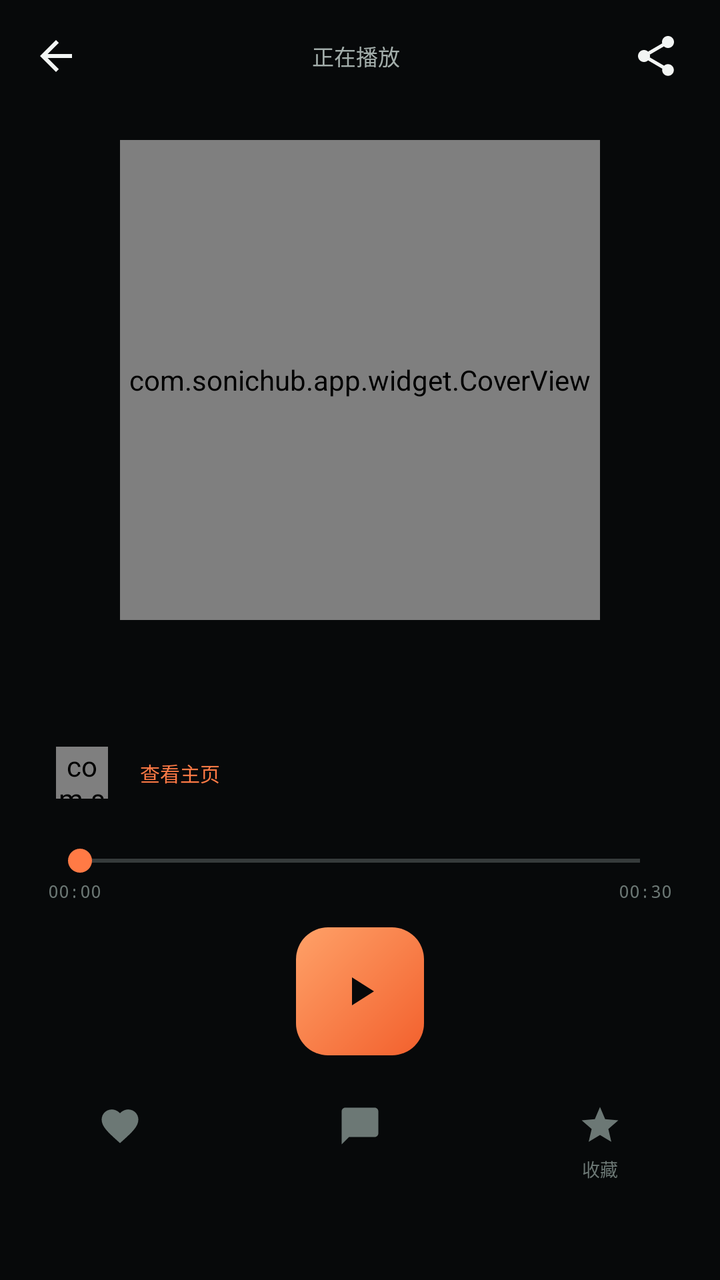
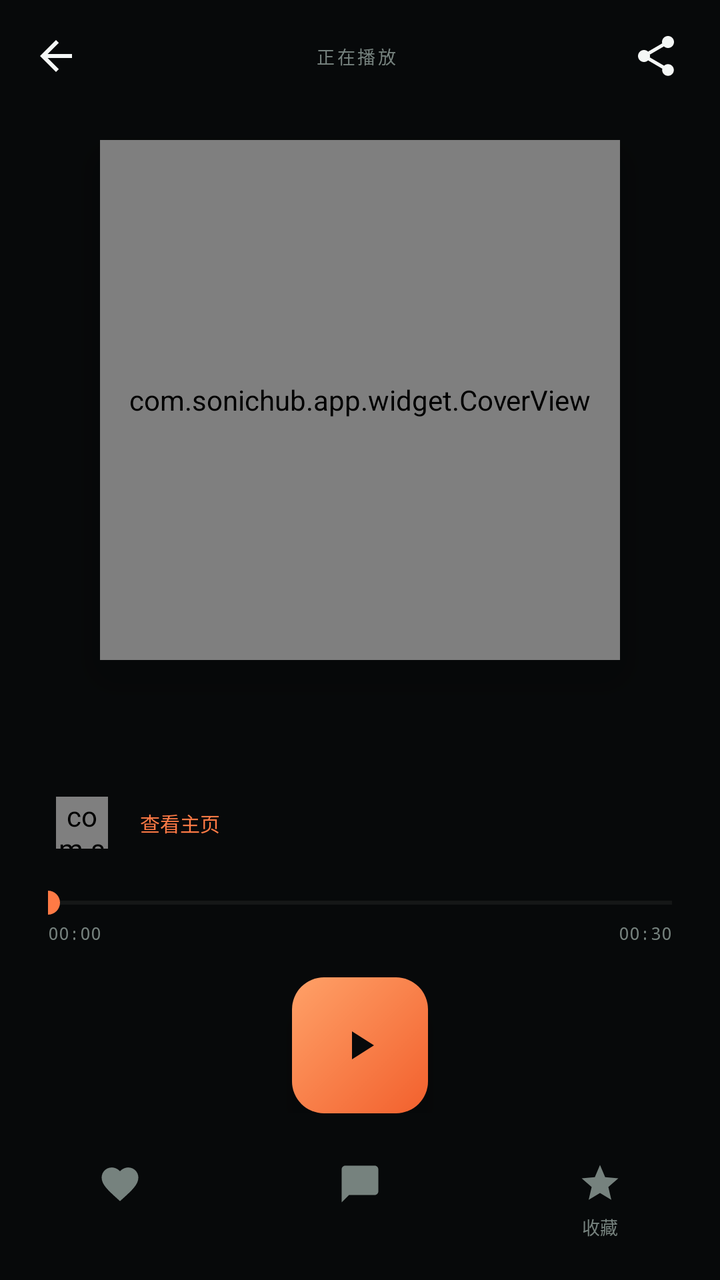

Screens rendered from an Android XML layout before and after an edit, with the pre-edit source and the edit as a unified diff.
<!-- AndroidManifest.xml: application theme Theme.SonicHub -->
<!-- res/layout/activity_player.xml -->
<?xml version="1.0" encoding="utf-8"?>
<LinearLayout xmlns:android="http://schemas.android.com/apk/res/android"
    xmlns:app="http://schemas.android.com/apk/res-auto"
    android:layout_width="match_parent"
    android:layout_height="match_parent"
    android:background="@color/bg"
    android:orientation="vertical">

    <LinearLayout
        android:layout_width="match_parent"
        android:layout_height="56dp"
        android:gravity="center_vertical"
        android:orientation="horizontal"
        android:paddingStart="8dp"
        android:paddingEnd="12dp">

        <ImageButton
            android:id="@+id/backButton"
            android:layout_width="40dp"
            android:layout_height="40dp"
            android:background="?attr/selectableItemBackgroundBorderless"
            android:contentDescription="返回"
            android:src="@drawable/ic_back"
            app:tint="@color/text" />

        <TextView
            android:layout_width="0dp"
            android:layout_height="wrap_content"
            android:layout_weight="1"
            android:gravity="center"
            android:text="正在播放"
            android:textColor="@color/text_2"
            android:textSize="11sp" />

        <ImageButton
            android:id="@+id/shareButton"
            android:layout_width="40dp"
            android:layout_height="40dp"
            android:background="?attr/selectableItemBackgroundBorderless"
            android:contentDescription="分享"
            android:src="@drawable/ic_share"
            app:tint="@color/text" />
    </LinearLayout>

    <com.sonichub.app.widget.CoverView
        android:id="@+id/cover"
        android:layout_width="240dp"
        android:layout_height="240dp"
        android:layout_gravity="center_horizontal"
        android:layout_marginTop="14dp" />

    <TextView
        android:id="@+id/title"
        android:layout_width="match_parent"
        android:layout_height="wrap_content"
        android:layout_marginStart="24dp"
        android:layout_marginTop="22dp"
        android:layout_marginEnd="24dp"
        android:textColor="@color/text"
        android:textSize="22sp"
        android:textStyle="bold" />

    <LinearLayout
        android:id="@+id/artistRow"
        android:layout_width="wrap_content"
        android:layout_height="wrap_content"
        android:layout_marginStart="24dp"
        android:layout_marginTop="8dp"
        android:gravity="center_vertical"
        android:orientation="horizontal"
        android:padding="4dp">

        <com.sonichub.app.widget.CoverView
            android:id="@+id/artistAvatar"
            android:layout_width="26dp"
            android:layout_height="26dp" />

        <TextView
            android:id="@+id/artistName"
            android:layout_width="wrap_content"
            android:layout_height="wrap_content"
            android:layout_marginStart="8dp"
            android:textColor="@color/text_2"
            android:textSize="12sp" />

        <TextView
            android:layout_width="wrap_content"
            android:layout_height="wrap_content"
            android:layout_marginStart="8dp"
            android:text="查看主页"
            android:textColor="@color/accent"
            android:textSize="10sp" />
    </LinearLayout>

    <SeekBar
        android:id="@+id/seekBar"
        android:layout_width="match_parent"
        android:layout_height="wrap_content"
        android:layout_marginStart="24dp"
        android:layout_marginTop="18dp"
        android:layout_marginEnd="24dp"
        android:progressTint="@color/accent"
        android:thumbTint="@color/accent" />

    <LinearLayout
        android:layout_width="match_parent"
        android:layout_height="wrap_content"
        android:layout_marginStart="24dp"
        android:layout_marginEnd="24dp"
        android:orientation="horizontal">

        <TextView
            android:id="@+id/currentTime"
            android:layout_width="0dp"
            android:layout_height="wrap_content"
            android:layout_weight="1"
            android:fontFamily="monospace"
            android:text="00:00"
            android:textColor="@color/text_3"
            android:textSize="9sp" />

        <TextView
            android:id="@+id/totalTime"
            android:layout_width="wrap_content"
            android:layout_height="wrap_content"
            android:fontFamily="monospace"
            android:text="00:30"
            android:textColor="@color/text_3"
            android:textSize="9sp" />
    </LinearLayout>

    <LinearLayout
        android:layout_width="match_parent"
        android:layout_height="wrap_content"
        android:layout_marginTop="12dp"
        android:gravity="center"
        android:orientation="horizontal">

        <ImageButton
            android:id="@+id/playButton"
            android:layout_width="64dp"
            android:layout_height="64dp"
            android:background="@drawable/bg_logo"
            android:contentDescription="播放"
            android:src="@drawable/ic_play"
            app:tint="@color/bg" />
    </LinearLayout>

    <LinearLayout
        android:layout_width="match_parent"
        android:layout_height="wrap_content"
        android:layout_marginTop="18dp"
        android:gravity="center"
        android:orientation="horizontal">

        <LinearLayout
            android:id="@+id/likeButton"
            android:layout_width="0dp"
            android:layout_height="wrap_content"
            android:layout_weight="1"
            android:gravity="center"
            android:orientation="vertical"
            android:padding="6dp">

            <ImageView
                android:id="@+id/likeIcon"
                android:layout_width="22dp"
                android:layout_height="22dp"
                android:src="@drawable/ic_heart"
                app:tint="@color/text_3" />

            <TextView
                android:id="@+id/likeCount"
                android:layout_width="wrap_content"
                android:layout_height="wrap_content"
                android:layout_marginTop="4dp"
                android:textColor="@color/text_3"
                android:textSize="9sp" />
        </LinearLayout>

        <LinearLayout
            android:id="@+id/commentButton"
            android:layout_width="0dp"
            android:layout_height="wrap_content"
            android:layout_weight="1"
            android:gravity="center"
            android:orientation="vertical"
            android:padding="6dp">

            <ImageView
                android:layout_width="22dp"
                android:layout_height="22dp"
                android:src="@drawable/ic_comment"
                app:tint="@color/text_3" />

            <TextView
                android:id="@+id/commentCount"
                android:layout_width="wrap_content"
                android:layout_height="wrap_content"
                android:layout_marginTop="4dp"
                android:textColor="@color/text_3"
                android:textSize="9sp" />
        </LinearLayout>

        <LinearLayout
            android:id="@+id/collectButton"
            android:layout_width="0dp"
            android:layout_height="wrap_content"
            android:layout_weight="1"
            android:gravity="center"
            android:orientation="vertical"
            android:padding="6dp">

            <ImageView
                android:id="@+id/collectIcon"
                android:layout_width="22dp"
                android:layout_height="22dp"
                android:src="@drawable/ic_star"
                app:tint="@color/text_3" />

            <TextView
                android:layout_width="wrap_content"
                android:layout_height="wrap_content"
                android:layout_marginTop="4dp"
                android:text="收藏"
                android:textColor="@color/text_3"
                android:textSize="9sp" />
        </LinearLayout>
    </LinearLayout>
</LinearLayout>
<!-- resources referenced by this layout -->
<resources>
  <color name="accent">#FFFF7A45</color>
  <color name="bg">#FF07090A</color>
  <color name="text">#FFF2F5F4</color>
  <color name="text_2">#FFA3AEAB</color>
  <color name="text_3">#FF6C7875</color>
  <!-- drawable bg_logo (drawable) -->
  <?xml version="1.0" encoding="utf-8"?>
  <shape xmlns:android="http://schemas.android.com/apk/res/android">
      <gradient
          android:angle="315"
          android:startColor="#FFFFA168"
          android:endColor="#FFF2602D" />
      <corners android:radius="16dp" />
  </shape>
  <!-- drawable ic_back (drawable) -->
  <?xml version="1.0" encoding="utf-8"?>
  <vector xmlns:android="http://schemas.android.com/apk/res/android"
      android:width="24dp" android:height="24dp"
      android:viewportWidth="24" android:viewportHeight="24">
      <path android:fillColor="#FFFFFFFF"
          android:pathData="M20,11H7.83l5.59,-5.59L12,4l-8,8 8,8 1.41,-1.41L7.83,13H20v-2z" />
  </vector>
  <!-- drawable ic_comment (drawable) -->
  <?xml version="1.0" encoding="utf-8"?>
  <vector xmlns:android="http://schemas.android.com/apk/res/android"
      android:width="24dp" android:height="24dp"
      android:viewportWidth="24" android:viewportHeight="24">
      <path android:fillColor="#FFFFFFFF"
          android:pathData="M20,2H4c-1.1,0 -2,0.9 -2,2v18l4,-4h14c1.1,0 2,-0.9 2,-2V4c0,-1.1 -0.9,-2 -2,-2z" />
  </vector>
  <!-- drawable ic_heart (drawable) -->
  <?xml version="1.0" encoding="utf-8"?>
  <vector xmlns:android="http://schemas.android.com/apk/res/android"
      android:width="24dp" android:height="24dp"
      android:viewportWidth="24" android:viewportHeight="24">
      <path android:fillColor="#FFFFFFFF"
          android:pathData="M12,21.35l-1.45,-1.32C5.4,15.36 2,12.28 2,8.5 2,5.42 4.42,3 7.5,3c1.74,0 3.41,0.81 4.5,2.09C13.09,3.81 14.76,3 16.5,3 19.58,3 22,5.42 22,8.5c0,3.78 -3.4,6.86 -8.55,11.54L12,21.35z" />
  </vector>
  <!-- drawable ic_play (drawable) -->
  <?xml version="1.0" encoding="utf-8"?>
  <vector xmlns:android="http://schemas.android.com/apk/res/android"
      android:width="24dp" android:height="24dp"
      android:viewportWidth="24" android:viewportHeight="24">
      <path android:fillColor="#FFFFFFFF" android:pathData="M8,5v14l11,-7z" />
  </vector>
  <!-- drawable ic_star (drawable) -->
  <?xml version="1.0" encoding="utf-8"?>
  <vector xmlns:android="http://schemas.android.com/apk/res/android"
      android:width="24dp" android:height="24dp"
      android:viewportWidth="24" android:viewportHeight="24">
      <path android:fillColor="#FFFFFFFF"
          android:pathData="M12,17.27L18.18,21l-1.64,-7.03L22,9.24l-7.19,-0.61L12,2 9.19,8.63 2,9.24l5.46,4.73L5.82,21z" />
  </vector>
  <style name="Theme.SonicHub" parent="Theme.MaterialComponents.NoActionBar">
          <item name="colorPrimary">@color/accent</item>
          <item name="colorPrimaryDark">@color/bg</item>
          <item name="colorSecondary">@color/mint</item>
          <item name="colorSurface">@color/surface</item>
          <item name="colorOnSurface">@color/text</item>
          <item name="android:windowBackground">@color/bg</item>
          <item name="android:statusBarColor">@color/bg</item>
          <item name="android:navigationBarColor">@color/bg</item>
          <item name="android:windowLightStatusBar">false</item>
          <item name="android:textColorPrimary">@color/text</item>
          <item name="android:textColorSecondary">@color/text_2</item>
          <item name="android:fontFamily">sans-serif</item>
          <item name="android:forceDarkAllowed">false</item>
      </style>
  <color name="mint">#FF8EE6C6</color>
  <color name="surface">#FF0F1415</color>
  <!-- unchanged entries left out for length: 1 -->
</resources>

<!-- the commit's change to res/layout/activity_player.xml (unified diff, before → after) -->
@@ -27,10 +27,12 @@
             android:layout_width="0dp"
             android:layout_height="wrap_content"
             android:layout_weight="1"
-            android:gravity="center"
+            android:fontFamily="monospace"
+            android:gravity="center"
+            android:letterSpacing="0.14"
             android:text="正在播放"
-            android:textColor="@color/text_2"
-            android:textSize="11sp" />
+            android:textColor="@color/text_3"
+            android:textSize="9sp" />
 
         <ImageButton
             android:id="@+id/shareButton"
@@ -44,20 +46,22 @@
 
     <com.sonichub.app.widget.CoverView
         android:id="@+id/cover"
-        android:layout_width="240dp"
-        android:layout_height="240dp"
+        android:layout_width="260dp"
+        android:layout_height="260dp"
         android:layout_gravity="center_horizontal"
-        android:layout_marginTop="14dp" />
+        android:layout_marginTop="14dp"
+        android:elevation="18dp" />
 
     <TextView
         android:id="@+id/title"
         android:layout_width="match_parent"
         android:layout_height="wrap_content"
         android:layout_marginStart="24dp"
-        android:layout_marginTop="22dp"
+        android:layout_marginTop="24dp"
         android:layout_marginEnd="24dp"
+        android:letterSpacing="-0.02"
         android:textColor="@color/text"
-        android:textSize="22sp"
+        android:textSize="24sp"
         android:textStyle="bold" />
 
     <LinearLayout
@@ -97,9 +101,13 @@
         android:layout_width="match_parent"
         android:layout_height="wrap_content"
         android:layout_marginStart="24dp"
-        android:layout_marginTop="18dp"
+        android:layout_marginTop="14dp"
         android:layout_marginEnd="24dp"
+        android:paddingStart="0dp"
+        android:paddingEnd="0dp"
+        android:progressBackgroundTint="@color/line_strong"
         android:progressTint="@color/accent"
+        android:splitTrack="false"
         android:thumbTint="@color/accent" />
 
     <LinearLayout
@@ -132,16 +140,17 @@
     <LinearLayout
         android:layout_width="match_parent"
         android:layout_height="wrap_content"
-        android:layout_marginTop="12dp"
+        android:layout_marginTop="16dp"
         android:gravity="center"
         android:orientation="horizontal">
 
         <ImageButton
             android:id="@+id/playButton"
-            android:layout_width="64dp"
-            android:layout_height="64dp"
+            android:layout_width="68dp"
+            android:layout_height="68dp"
             android:background="@drawable/bg_logo"
             android:contentDescription="播放"
+            android:elevation="10dp"
             android:src="@drawable/ic_play"
             app:tint="@color/bg" />
     </LinearLayout>
<!-- resource entries referenced after the edit -->
@@ -2,9 +2,10 @@
 <resources>
   <color name="accent">#FFFF7A45</color>
   <color name="bg">#FF07090A</color>
-  <color name="text">#FFF2F5F4</color>
-  <color name="text_2">#FFA3AEAB</color>
-  <color name="text_3">#FF6C7875</color>
+  <color name="line_strong">#30FFFFFF</color>
+  <color name="text">#FFF4F7F6</color>
+  <color name="text_2">#FFADB8B5</color>
+  <color name="text_3">#FF76827E</color>
   <!-- drawable bg_logo (drawable) -->
   <?xml version="1.0" encoding="utf-8"?>
   <shape xmlns:android="http://schemas.android.com/apk/res/android">
@@ -59,10 +60,11 @@
           <item name="colorSecondary">@color/mint</item>
           <item name="colorSurface">@color/surface</item>
           <item name="colorOnSurface">@color/text</item>
-          <item name="android:windowBackground">@color/bg</item>
+          <item name="android:windowBackground">@drawable/bg_screen</item>
           <item name="android:statusBarColor">@color/bg</item>
           <item name="android:navigationBarColor">@color/bg</item>
           <item name="android:windowLightStatusBar">false</item>
+          <item name="android:windowLightNavigationBar">false</item>
           <item name="android:textColorPrimary">@color/text</item>
           <item name="android:textColorSecondary">@color/text_2</item>
           <item name="android:fontFamily">sans-serif</item>
@@ -70,6 +72,15 @@
       </style>
   <color name="mint">#FF8EE6C6</color>
   <color name="surface">#FF0F1415</color>
+  <!-- drawable bg_screen (drawable) -->
+  <?xml version="1.0" encoding="utf-8"?>
+  <shape xmlns:android="http://schemas.android.com/apk/res/android">
+      <gradient
+          android:angle="270"
+          android:centerColor="#FF080C0E"
+          android:endColor="#FF040607"
+          android:startColor="#FF0B1113" />
+  </shape>
   <!-- unchanged entries left out for length: 1 -->
 </resources>
 
